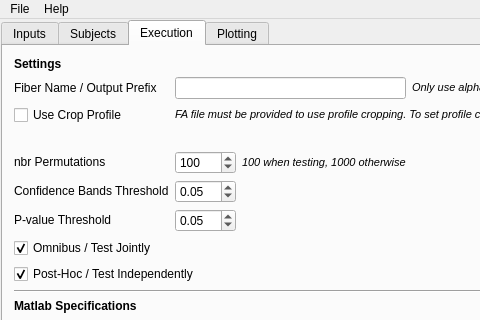
First picture: the form in FADTTSWindow.ui, repository jeantm/FADTTS, before the edit; both pictures show x 0 to 480 and y 0 to 320 of the 1211 by 742 pixel window.
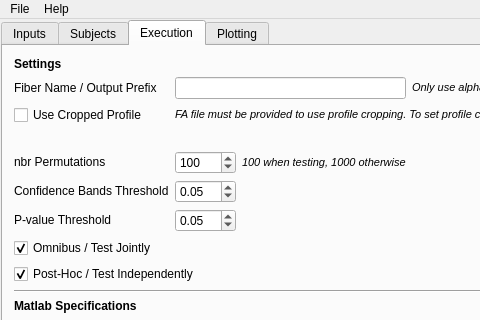
Second picture: the form after the edit. The open tabs and pages were chosen to show the change. Icons and pictures are not drawn. Custom widgets are drawn as their Qt base class.

```diff
--- a/FADTTSWindow.ui
+++ b/FADTTSWindow.ui
@@ -1600,7 +1600,7 @@
           <item row="2" column="0" colspan="2">
            <widget class="QCheckBox" name="para_executionTab_useCroppedProfile_checkBox">
             <property name="text">
-             <string>Use Crop Profile</string>
+             <string>Use Cropped Profile</string>
             </property>
            </widget>
           </item>
```
